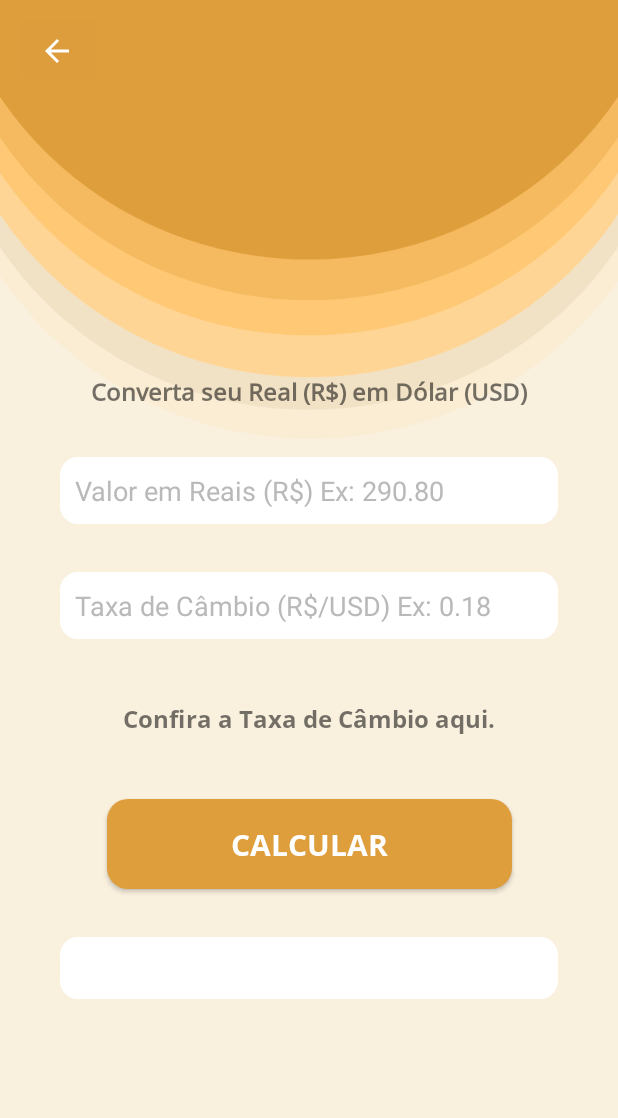
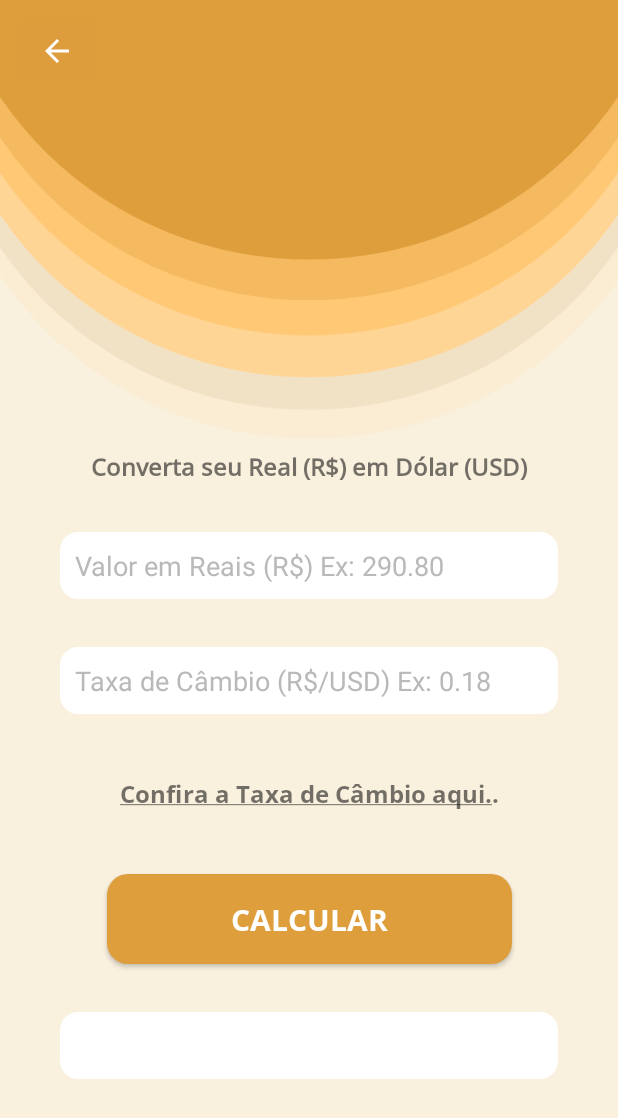
Before and after one commit to DaniellySobral/AppDeViagem, an Android app: the CalcularDolar screen opened directly, with no data from a screen before it, on a phone screen of 412 x 824 dp. Shown: the top 1118 px of the screen. Run offline under Robolectric (Android 15) with nearby library versions, the phone set to English and light mode, and no system bars.

Commit message:
Programação das páginas de converter e consumo feitas. O link não está sendo direcionado à página de Cotação, na activity_calcular_dolar.xml.

```diff
--- a/app/src/main/java/com/example/testetravelapp/CalcularDolar.kt
+++ b/app/src/main/java/com/example/testetravelapp/CalcularDolar.kt
@@ -1,12 +1,23 @@
 package com.example.testetravelapp
 
 import android.os.Bundle
+import android.widget.Button
+import android.widget.EditText
+import android.widget.ImageButton
+import android.widget.TextView
 import androidx.activity.enableEdgeToEdge
 import androidx.appcompat.app.AppCompatActivity
 import androidx.core.view.ViewCompat
 import androidx.core.view.WindowInsetsCompat
 
 class CalcularDolar : AppCompatActivity() {
+
+    private lateinit var editTextReal: EditText
+    private lateinit var editTextCambio: EditText
+    private lateinit var botaoCalcular: Button
+    private lateinit var textoResultado: TextView
+    lateinit var botaoVoltar: ImageButton
+
     override fun onCreate(savedInstanceState: Bundle?) {
         super.onCreate(savedInstanceState)
         enableEdgeToEdge()
@@ -16,5 +27,38 @@ class CalcularDolar : AppCompatActivity() {
             v.setPadding(systemBars.left, systemBars.top, systemBars.right, systemBars.bottom)
             insets
         }
+
+        editTextReal = findViewById(R.id.editTextDistancia)
+        editTextCambio = findViewById(R.id.editTextConsumo)
+        botaoCalcular = findViewById(R.id.botaoCalcule)
+        textoResultado = findViewById(R.id.textoResult)
+
+        botaoCalcular.setOnClickListener {
+            convertCurrency()
+        }
+
+        botaoVoltar = findViewById(R.id.botaoVoltar)
+
+        botaoVoltar.setOnClickListener {
+            finish()
+        }
+    }
+
+    private fun convertCurrency() {
+        // Obtém os valores das entradas
+        val Reais = editTextReal.text.toString().toDoubleOrNull()
+        val Cambio = editTextCambio.text.toString().toDoubleOrNull()
+
+        // Verifica se os valores são válidos
+        if (Reais != null && Cambio != null && Cambio > 0) {
+            // Calcula o valor em Dólares
+            val amountInDollars = Reais * Cambio
+
+            // Exibe o resultado
+            textoResultado.text = "Valor em Dólares (USD): \n\$ ${"%.2f".format(amountInDollars)}"
+        } else {
+            // Exibe uma mensagem de erro se os valores forem inválidos
+            textoResultado.text = "Por favor, preencha todos os campos corretamente."
+        }
     }
 }
--- a/app/src/main/res/layout/activity_calcular_dolar.xml
+++ b/app/src/main/res/layout/activity_calcular_dolar.xml
@@ -9,7 +9,7 @@
     tools:context=".CalcularDolar">
 
     <ImageButton
-        android:id="@+id/voltarRoxo"
+        android:id="@+id/botaoVoltar"
         android:layout_width="59dp"
         android:layout_height="52dp"
         android:layout_marginStart="8dp"
@@ -25,7 +25,7 @@
         android:id="@+id/textView3"
         android:layout_width="wrap_content"
         android:layout_height="wrap_content"
-        android:layout_marginTop="250dp"
+        android:layout_marginTop="300dp"
         android:fontFamily="@font/open_sans_medium"
         android:text="Converta seu Real (R$) em Dólar (USD)"
         android:textAlignment="center"
@@ -36,7 +36,7 @@
         app:layout_constraintTop_toTopOf="parent" />
 
     <EditText
-        android:id="@+id/editTextText"
+        android:id="@+id/editTextDistancia"
         android:layout_width="0dp"
         android:layout_height="wrap_content"
         android:layout_marginLeft="40dp"
@@ -53,7 +53,7 @@
         tools:ignore="TouchTargetSizeCheck" />
 
     <EditText
-        android:id="@+id/editTextText1"
+        android:id="@+id/editTextConsumo"
         android:layout_width="0dp"
         android:layout_height="wrap_content"
         android:layout_marginLeft="40dp"
@@ -65,11 +65,11 @@
         android:textColorHint="#BAB9B9"
         app:layout_constraintEnd_toEndOf="parent"
         app:layout_constraintStart_toStartOf="parent"
-        app:layout_constraintTop_toBottomOf="@+id/editTextText"
+        app:layout_constraintTop_toBottomOf="@+id/editTextDistancia"
         tools:ignore="TouchTargetSizeCheck" />
 
     <Button
-        android:id="@+id/button"
+        android:id="@+id/botaoCalcule"
         android:layout_width="wrap_content"
         android:layout_height="wrap_content"
         android:layout_marginTop="42dp"
@@ -81,12 +81,12 @@
         android:textStyle="bold"
         app:layout_constraintEnd_toEndOf="parent"
         app:layout_constraintStart_toStartOf="parent"
-        app:layout_constraintTop_toBottomOf="@+id/textView5" />
+        app:layout_constraintTop_toBottomOf="@+id/linkTexto" />
 
     <TextView
-        android:id="@+id/textView4"
+        android:id="@+id/textoResult"
         android:layout_width="0dp"
-        android:layout_height="41dp"
+        android:layout_height="wrap_content"
         android:layout_marginStart="40dp"
         android:layout_marginTop="32dp"
         android:layout_marginEnd="40dp"
@@ -97,20 +97,22 @@
         android:textStyle="bold"
         app:layout_constraintEnd_toEndOf="parent"
         app:layout_constraintStart_toStartOf="parent"
-        app:layout_constraintTop_toBottomOf="@+id/button" />
+        app:layout_constraintTop_toBottomOf="@+id/botaoCalcule" />
 
     <TextView
-        android:id="@+id/textView5"
+        android:id="@+id/linkTexto"
         android:layout_width="wrap_content"
         android:layout_height="wrap_content"
         android:layout_marginTop="42dp"
         android:fontFamily="@font/open_sans_bold"
-        android:text="Confira a Taxa de Câmbio aqui."
+        android:text="@string/linkCambio"
         android:textSize="16sp"
         android:textStyle="bold"
         app:layout_constraintEnd_toEndOf="parent"
         app:layout_constraintStart_toStartOf="parent"
-        app:layout_constraintTop_toBottomOf="@+id/editTextText1" />
+        android:autoLink="web"
+        android:linksClickable="true"
+        app:layout_constraintTop_toBottomOf="@+id/editTextConsumo" />
 
 
 </androidx.constraintlayout.widget.ConstraintLayout>
--- a/app/src/main/res/values/strings.xml
+++ b/app/src/main/res/values/strings.xml
@@ -1,3 +1,7 @@
 <resources>
     <string name="app_name">testeTravelApp</string>
+
+    <string name="linkCambio">
+        <u>Confira a Taxa de Câmbio aqui.</u>.
+    </string>
 </resources>
```
Also changed, not shown: app/src/main/java/com/example/testetravelapp/CalcularGasolina.kt (+49 -0 lines), app/src/main/java/com/example/testetravelapp/MainActivity.kt (+23 -1 lines), app/src/main/res/layout/activity_calcular_gasolina.xml (+13 -13 lines), app/src/main/res/layout/activity_main.xml (+9 -5 lines).
